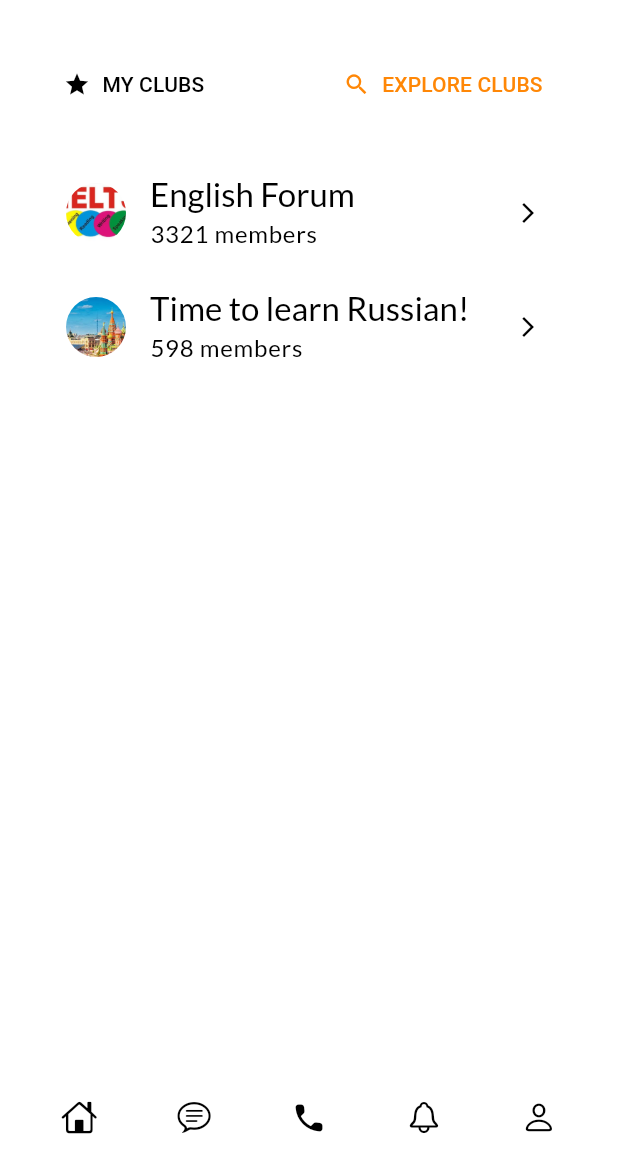
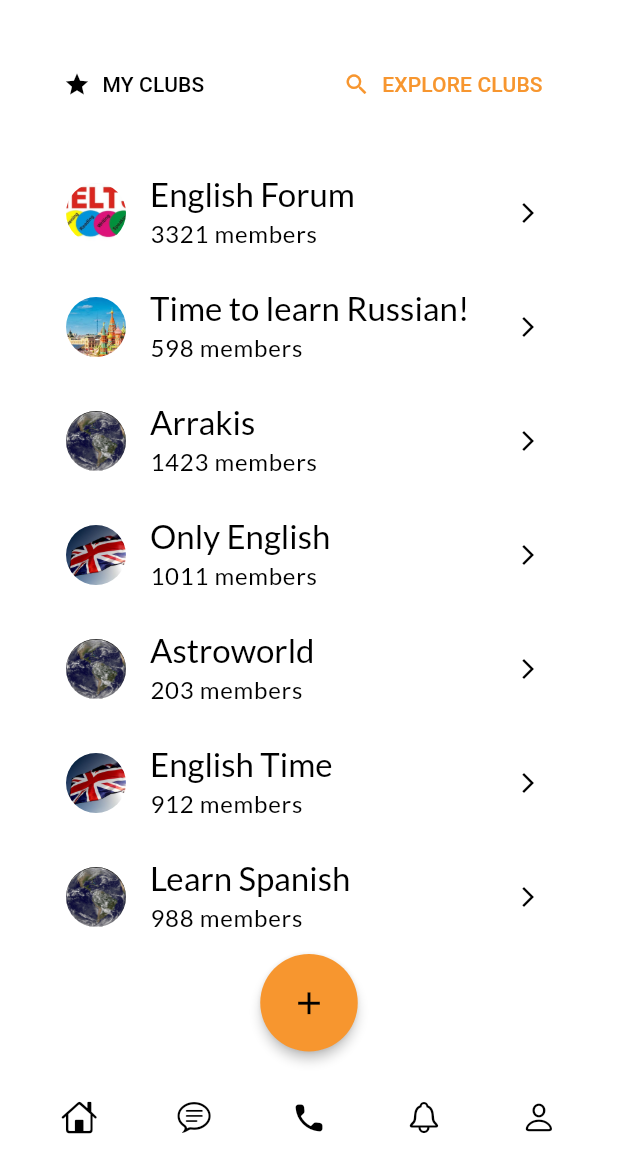
Before and after one commit to whaticecelik/Buddy, a Flutter app: the ExploreScreen screen opened by its route, on a phone screen of 412 x 824 dp, the part 66-1236 px from its top. Run offline on Flutter 3.47's test engine with Material 3 defaults, Android fonts, the phone set to English and light mode, and no system bars; our stand-ins replace go_router, google_fonts, lottie; missing offline and left inert: dotlottie_loader.

Commit message:
explore clubs sayfasina daha cok club ve + butonu eklendi, app title degisti

```diff
--- a/lib/core/constants.dart
+++ b/lib/core/constants.dart
@@ -3,7 +3,7 @@ import 'package:flutter/material.dart';
 
 const colors = {
   "primary" : Color.fromARGB(255, 255, 255, 255),
-  "onPrimary" :  Color.fromARGB(255, 255, 135, 6),
+  "onPrimary" :  Color.fromARGB(255, 247, 150, 47),
   "secondary" :  Color.fromARGB(255, 138, 138, 166),
   "onSecondary" :  Color.fromARGB(255, 151, 151, 151), // alt nav iconları, albaşlıklar ve sola dayalı iconların rengi
   "surface" :  Colors.white,
--- a/lib/main.dart
+++ b/lib/main.dart
@@ -20,7 +20,7 @@ class MyApp extends StatelessWidget {
   Widget build(BuildContext context) {
     return Consumer<ThemeProvider>(builder: (context, themeProvider, child) {
       return MaterialApp.router(
-        title: 'Flutter App',
+        title: 'Buddy',
         themeMode: themeProvider.isDark ? ThemeMode.dark : ThemeMode.light,
         theme: lightTheme,
         darkTheme: darkTheme,
--- a/lib/screens/club_screen.dart
+++ b/lib/screens/club_screen.dart
@@ -1,6 +1,5 @@
 import 'package:flutter/cupertino.dart';
 import 'package:flutter/material.dart';
-import 'package:flutter_app/core/constants.dart';
 import 'package:flutter_app/core/themes.dart';
 import 'package:flutter_app/widgets/bottom_menu.dart';
 import 'package:go_router/go_router.dart';
--- a/lib/screens/explore_clubs.dart
+++ b/lib/screens/explore_clubs.dart
@@ -119,7 +119,50 @@ class ExploreScreen extends StatelessWidget{
                       subtitle: "598 members",
                       onTap:  () => context.push("/club"),
                     ),
+                    SuggestedActionCard(
+                      image: Image.asset("assets/images/a3.jpg"),
+                      title: "Arrakis",
+                      subtitle: "1423 members",
+                      onTap: () => context.push("/club"),
+                    ),
+                    SuggestedActionCard(
+                      image: Image.asset("assets/images/a2.jpg"),
+                      title: "Only English",
+                      subtitle: "1011 members",
+                      onTap:  () => context.push("/club"),
+                    ),
+                    SuggestedActionCard(
+                      image: Image.asset("assets/images/a3.jpg"),
+                      title: "Astroworld",
+                      subtitle: "203 members",
+                      onTap: () => context.push("/club"),
+                    ),
+                    SuggestedActionCard(
+                      image: Image.asset("assets/images/a2.jpg"),
+                      title: "English Time",
+                      subtitle: "912 members",
+                      onTap:  () => context.push("/club"),
+                    ),
+                    SuggestedActionCard(
+                      image: Image.asset("assets/images/a3.jpg"),
+                      title: "Learn Spanish",
+                      subtitle: "988 members",
+                      onTap: () => context.push("/club"),
+                    ),
+                    Center(
+                      child: ElevatedButton(
+                        onPressed: (){},
+                        child: Icon(Icons.add, color: Theme.of(context).colorScheme.onSurface, size: 25),
+                        style: ElevatedButton.styleFrom(
+                          elevation: 3,
+                          shape: CircleBorder(),
+                          padding: EdgeInsets.all(20),
+                          backgroundColor: Theme.of(context).colorScheme.onPrimary,
+
+                        ),),
+                    ),
                   ],
+
                 ),
               ),
             ),
--- a/lib/screens/home_screen.dart
+++ b/lib/screens/home_screen.dart
@@ -1,6 +1,5 @@
 import 'package:flutter/cupertino.dart';
 import 'package:flutter/material.dart';
-import 'package:flutter_app/core/constants.dart';
 import 'package:flutter_app/core/themes.dart';
 import 'package:flutter_app/widgets/action_cards.dart';
 import 'package:flutter_app/widgets/bottom_menu.dart';
@@ -75,7 +74,6 @@ class HomeScreen extends StatelessWidget{
             Row(
               mainAxisAlignment: MainAxisAlignment.spaceAround,
               children: [
-                // filledButtonu Q-Flutter profile_screen den aldım
           FilledButton.icon(
             onPressed: () => context.go("/home"),
             icon: Icon(Icons.star),
```
